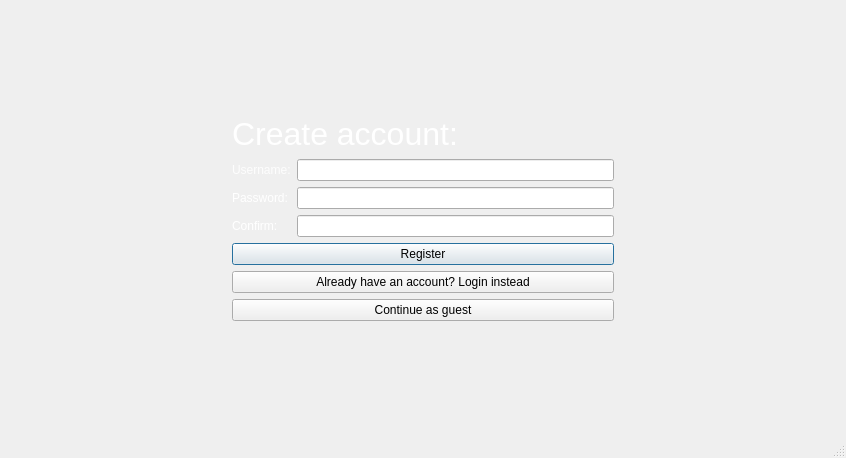
Before: the Qt Designer form client/src/mainwindow.ui in Dargoswwwe/smc-library, drawn with Qt 5.
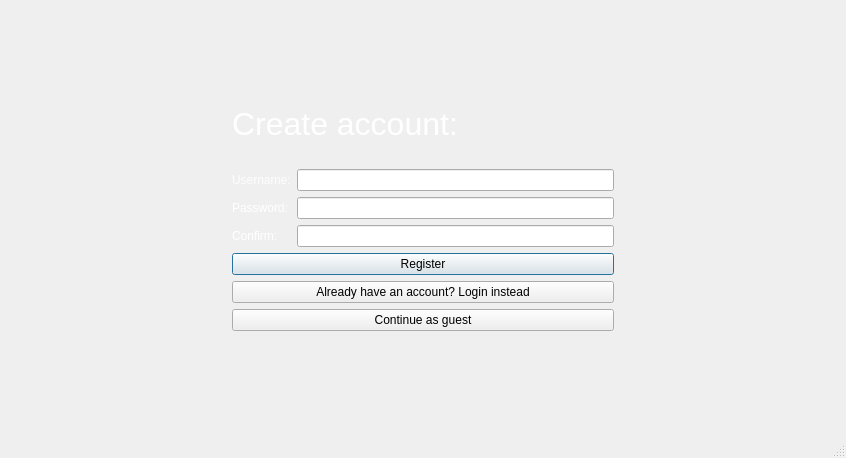
After: the same form once the commit is applied. The open tabs and pages were chosen to show the change. Icons and pictures are not drawn.

Commit message: Fix login, register and clean up some stuff

```diff
--- a/client/src/mainwindow.ui
+++ b/client/src/mainwindow.ui
@@ -197,31 +197,31 @@
                </property>
               </widget>
              </item>
-             <item row="1" column="0">
+             <item row="2" column="0">
               <widget class="QLabel" name="labelRegisterUsername">
                <property name="text">
                 <string>&lt;html&gt;&lt;head/&gt;&lt;body&gt;&lt;p&gt;&lt;span style=&quot; color:#fdfdfd;&quot;&gt;Username:&lt;/span&gt;&lt;/p&gt;&lt;/body&gt;&lt;/html&gt;</string>
                </property>
               </widget>
              </item>
-             <item row="1" column="1">
+             <item row="2" column="1">
               <widget class="QLineEdit" name="lineRegisterUsername"/>
              </item>
-             <item row="2" column="0">
+             <item row="3" column="0">
               <widget class="QLabel" name="labelRegisterPassword">
                <property name="text">
                 <string>&lt;html&gt;&lt;head/&gt;&lt;body&gt;&lt;p&gt;&lt;span style=&quot; color:#ffffff;&quot;&gt;Password:&lt;/span&gt;&lt;/p&gt;&lt;/body&gt;&lt;/html&gt;</string>
                </property>
               </widget>
              </item>
-             <item row="2" column="1">
+             <item row="3" column="1">
               <widget class="QLineEdit" name="lineRegisterPassword">
                <property name="echoMode">
                 <enum>QLineEdit::Password</enum>
                </property>
               </widget>
              </item>
-             <item row="3" column="0">
+             <item row="4" column="0">
               <widget class="QLabel" name="labelRegisterConfirmPassword">
                <property name="text">
                 <string>&lt;html&gt;&lt;head/&gt;&lt;body&gt;&lt;p&gt;&lt;span style=&quot; color:#ffffff;&quot;&gt;Confirm:&lt;/span&gt;&lt;/p&gt;&lt;/body&gt;&lt;/html&gt;</string>
@@ -231,14 +231,14 @@
                </property>
               </widget>
              </item>
-             <item row="3" column="1">
+             <item row="4" column="1">
               <widget class="QLineEdit" name="lineRegisterConfirmPassword">
                <property name="echoMode">
                 <enum>QLineEdit::Password</enum>
                </property>
               </widget>
              </item>
-             <item row="4" column="0" colspan="2">
+             <item row="5" column="0" colspan="2">
               <widget class="QPushButton" name="buttonRegister">
                <property name="text">
                 <string>Register</string>
@@ -251,20 +251,23 @@
                </property>
               </widget>
              </item>
-             <item row="5" column="0" colspan="2">
+             <item row="6" column="0" colspan="2">
               <widget class="QPushButton" name="buttonLoginInstead">
                <property name="text">
                 <string>Already have an account? Login instead</string>
                </property>
               </widget>
              </item>
-             <item row="6" column="0" colspan="2">
+             <item row="7" column="0" colspan="2">
               <widget class="QPushButton" name="buttonRegisterGuest">
                <property name="text">
                 <string>Continue as guest</string>
                </property>
               </widget>
              </item>
+             <item row="1" column="0" colspan="2">
+              <widget class="QLabel" name="labelRegisterStatus"/>
+             </item>
             </layout>
            </item>
           </layout>
```
Left out of the diff: 23 changed lines with no effect on the pictures. The commit also changes 2 other files.
